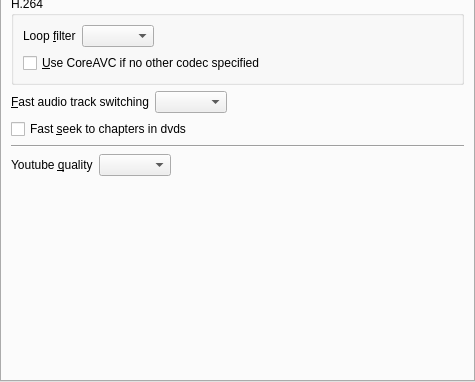
wilbert2000/wzplayer, file src/prefperformance.ui: the form before one commit; both pictures show x 0 to 475 and y 209 to 591 of the 475 by 591 pixel window.
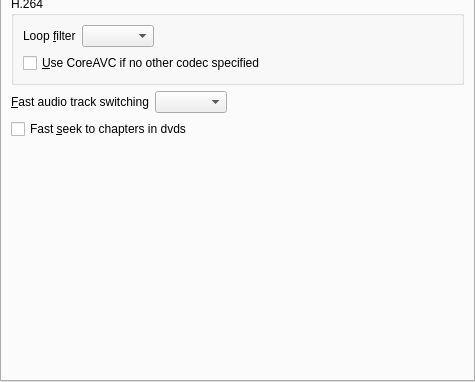
The form after the commit. Custom widgets are drawn as their Qt base class.

Commit message: Remove the youtube quality option from the performance section

```diff
--- a/src/prefperformance.ui
+++ b/src/prefperformance.ui
@@ -280,43 +280,6 @@
          </property>
         </widget>
        </item>
-       <item>
-        <widget class="Line" name="yt_line">
-         <property name="orientation">
-          <enum>Qt::Horizontal</enum>
-         </property>
-        </widget>
-       </item>
-       <item>
-        <layout class="QHBoxLayout">
-         <item>
-          <widget class="QLabel" name="yt_label">
-           <property name="text">
-            <string>Youtube &amp;quality</string>
-           </property>
-           <property name="buddy">
-            <cstring>yt_quality_combo</cstring>
-           </property>
-          </widget>
-         </item>
-         <item>
-          <widget class="QComboBox" name="yt_quality_combo"/>
-         </item>
-         <item>
-          <spacer>
-           <property name="orientation">
-            <enum>Qt::Horizontal</enum>
-           </property>
-           <property name="sizeHint" stdset="0">
-            <size>
-             <width>40</width>
-             <height>20</height>
-            </size>
-           </property>
-          </spacer>
-         </item>
-        </layout>
-       </item>
        <item>
         <spacer>
          <property name="orientation">
```
Left out of the diff: 1 changed line with no effect on the pictures. The commit also changes 2 other files.
